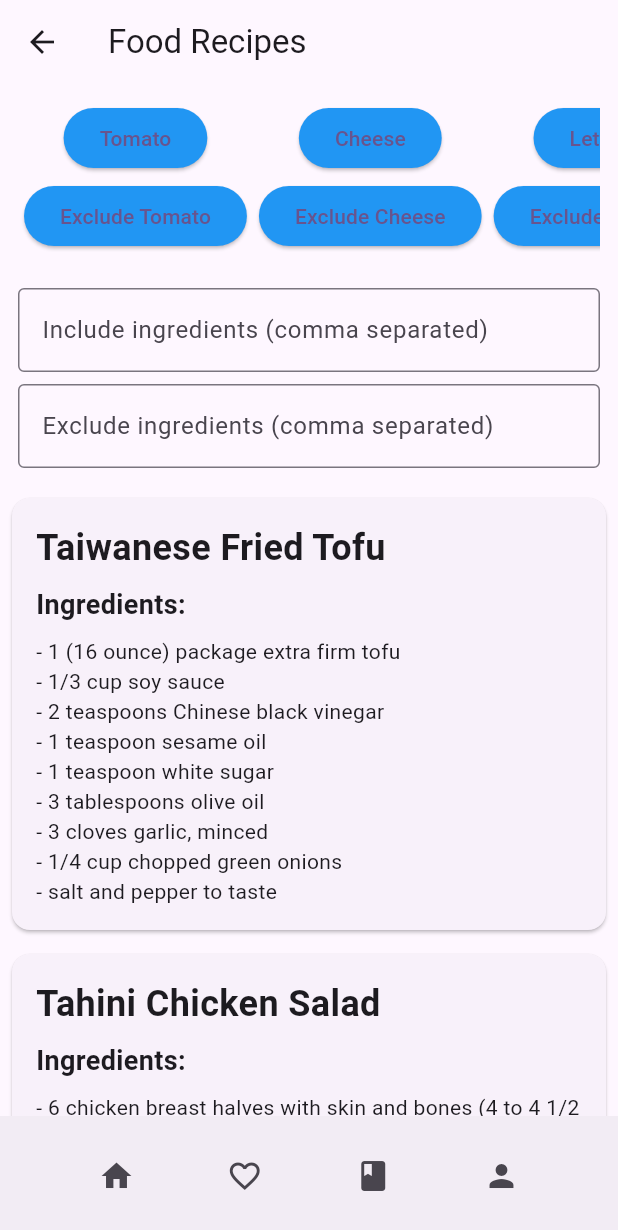
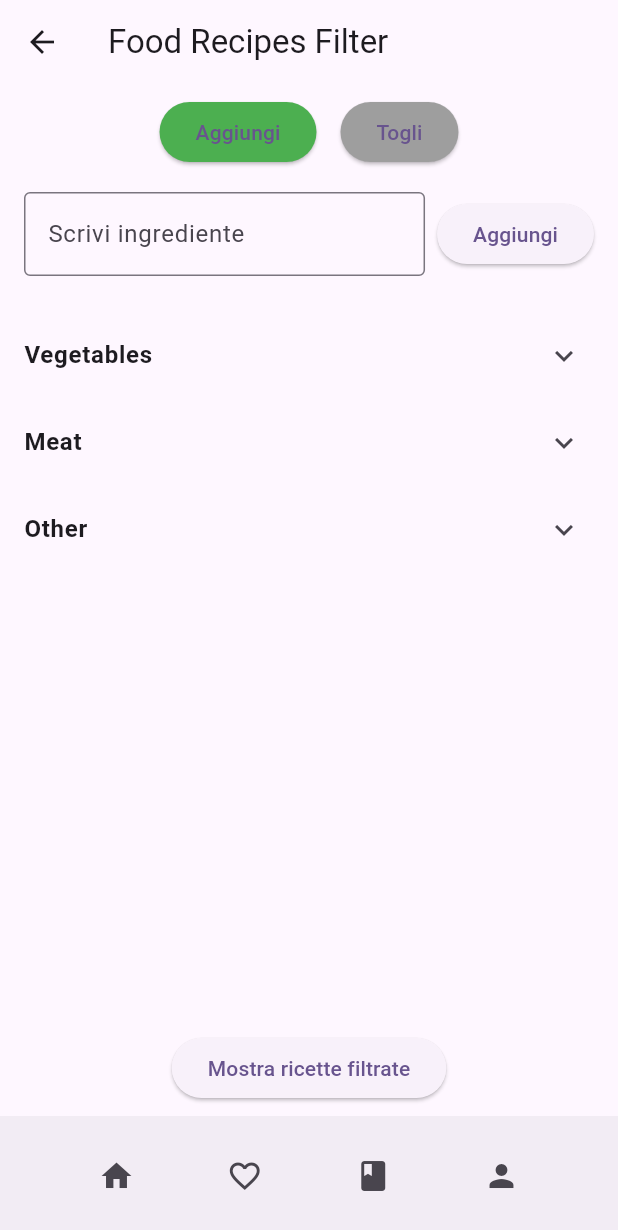
Before and after one commit to 195fra/Let-Me-Cook, a Flutter app: the screen it shows after launch, after a tap on the "add" icon, on a phone screen of 412 x 824 dp. Shown: the top 1230 px of the screen. Run offline on Flutter 3.47's test engine with Material 3 defaults, Android fonts, the light colour scheme and no system bars.

Commit message:
separazione schermata filtri e schermata ricette filtrate

```diff
--- a/let_me_cook/lib/recepies_filter/MVVM/food_list_page.dart
+++ b/let_me_cook/lib/recepies_filter/MVVM/food_list_page.dart
@@ -1,6 +1,6 @@
 import 'package:flutter/material.dart';
+import 'package:let_me_cook/recepies_filter/MVVM/filtered_recipes.dart';
 import 'package:let_me_cook/recepies_filter/MVVM/food_list_viewmodel.dart';
-import 'package:let_me_cook/recepies_filter/food_item.dart';
 import 'package:let_me_cook/components/bottom_bar.dart';
 
 class FoodListPage extends StatefulWidget {
@@ -10,6 +10,7 @@ class FoodListPage extends StatefulWidget {
 
 class _FoodListPageState extends State<FoodListPage> {
   late FoodListViewModel viewModel;
+  final TextEditingController ingredientController = TextEditingController();
 
   @override
   void initState() {
@@ -20,143 +21,172 @@ class _FoodListPageState extends State<FoodListPage> {
     });
   }
 
+  Widget _buildIngredientButton(String ingredient) {
+    return ElevatedButton(
+      onPressed: () {
+        setState(() => viewModel.toggleIngredient(ingredient));
+      },
+      style: ElevatedButton.styleFrom(
+        backgroundColor: viewModel.getIngredientButtonColor(ingredient),
+      ),
+      child: Text(ingredient),
+    );
+  }
+
+  Widget _buildCategoryList(String category, List<String> ingredients) {
+    return ExpansionTile(
+      title: Text(category, style: TextStyle(fontWeight: FontWeight.bold)),
+      children: [
+        Padding(
+          padding: const EdgeInsets.all(8.0),
+          child: Wrap(
+            spacing: 8,
+            runSpacing: 8,
+            children: ingredients.map((i) => _buildIngredientButton(i)).toList(),
+          ),
+        ),
+      ],
+    );
+  }
+
+  void _handleAddTextIngredient() {
+    final ingredient = ingredientController.text.trim();
+    if (ingredient.isEmpty) return;
+
+    setState(() {
+      if (viewModel.currentAction == 'Aggiungi') {
+        viewModel.selectedIncludeIngredients.add(ingredient);
+        viewModel.selectedExcludeIngredients.remove(ingredient);
+      } else {
+        viewModel.selectedExcludeIngredients.add(ingredient);
+        viewModel.selectedIncludeIngredients.remove(ingredient);
+      }
+      viewModel.filterRecipes();
+      ingredientController.clear();
+    });
+  }
+
+  Widget _buildManualIngredientList(String title, Set<String> ingredients, Color color) {
+    return Padding(
+      padding: const EdgeInsets.symmetric(horizontal: 16, vertical: 4),
+      child: Column(
+        crossAxisAlignment: CrossAxisAlignment.start,
+        children: [
+          if (ingredients.isNotEmpty)
+            Text(title, style: TextStyle(fontWeight: FontWeight.bold, fontSize: 16)),
+          Wrap(
+            spacing: 8,
+            children: ingredients.map((ingredient) {
+              return Chip(
+                label: Text(ingredient),
+                backgroundColor: color.withOpacity(0.2),
+                deleteIcon: Icon(Icons.close),
+                onDeleted: () {
+                  setState(() {
+                    ingredients.remove(ingredient);
+                    viewModel.filterRecipes();
+                  });
+                },
+              );
+            }).toList(),
+          ),
+        ],
+      ),
+    );
+  }
+
   @override
   Widget build(BuildContext context) {
     return Scaffold(
-      appBar: AppBar(title: Text('Food Recipes')),
+      appBar: AppBar(title: Text('Food Recipes Filter')),
       body: viewModel.allFoodItems.isEmpty
           ? Center(child: CircularProgressIndicator())
           : Column(
               children: [
-                // Filtro con i bottoni degli ingredienti
+                // Selettore modalità Aggiungi/Togli
                 Padding(
-                  padding: const EdgeInsets.all(12.0),
-                  child: SingleChildScrollView(
-                    scrollDirection: Axis.horizontal,
+                  padding: const EdgeInsets.symmetric(vertical: 8),
                   child: Row(
-                      children: viewModel.availableIngredients.map((
-                        ingredient,
-                      ) {
-                        final isIncluded = viewModel.selectedIncludeIngredients
-                            .contains(ingredient);
-                        final isExcluded = viewModel.selectedExcludeIngredients
-                            .contains(ingredient);
-
-                        return Padding(
-                          padding: const EdgeInsets.symmetric(horizontal: 4.0),
-                          child: Column(
+                    mainAxisAlignment: MainAxisAlignment.center,
                     children: [
                       ElevatedButton(
-                                onPressed: () {
-                                  viewModel.toggleIncludeIngredient(ingredient);
-                                  setState(() {
-                                    // Dopo il cambio dello stato, rifai il filtro
-                                    viewModel.filterRecipes();
-                                  });
-                                },
+                        onPressed: () => setState(() => viewModel.setAction('Aggiungi')),
                         style: ElevatedButton.styleFrom(
-                                  backgroundColor: isIncluded
-                                      ? Colors.green
-                                      : Colors.blue,
+                          backgroundColor: viewModel.currentAction == 'Aggiungi' ? Colors.green : Colors.grey,
                         ),
-                                child: Text(ingredient),
+                        child: Text('Aggiungi'),
                       ),
-                              SizedBox(height: 4),
+                      SizedBox(width: 16),
                       ElevatedButton(
-                                onPressed: () {
-                                  viewModel.toggleExcludeIngredient(ingredient);
-                                  setState(() {
-                                    // Dopo il cambio dello stato, rifai il filtro
-                                    viewModel.filterRecipes();
-                                  });
-                                },
+                        onPressed: () => setState(() => viewModel.setAction('Togli')),
                         style: ElevatedButton.styleFrom(
-                                  backgroundColor: isExcluded
-                                      ? Colors.red
-                                      : Colors.blue,
+                          backgroundColor: viewModel.currentAction == 'Togli' ? Colors.red : Colors.grey,
                         ),
-                                child: Text('Exclude $ingredient'),
-                              ),
-                            ],
-                          ),
-                        );
-                      }).toList(),
-                    ),
-                  ),
-                ),
-
-                // Campi di testo per l'inclusione e l'esclusione
-                Padding(
-                  padding: const EdgeInsets.all(12.0),
-                  child: Column(
-                    children: [
-                      TextField(
-                        decoration: InputDecoration(
-                          labelText: 'Include ingredients (comma separated)',
-                          border: OutlineInputBorder(),
-                        ),
-                        onChanged: (value) {
-                          viewModel.includeText = value;
-                          viewModel.filterRecipes();
-                          setState(() {}); // Rende reattiva la UI
-                        },
-                      ),
-                      SizedBox(height: 8),
-                      TextField(
-                        decoration: InputDecoration(
-                          labelText: 'Exclude ingredients (comma separated)',
-                          border: OutlineInputBorder(),
-                        ),
-                        onChanged: (value) {
-                          viewModel.excludeText = value;
-                          viewModel.filterRecipes();
-                          setState(() {}); // Rende reattiva la UI
-                        },
+                        child: Text('Togli'),
                       ),
                     ],
                   ),
                 ),
 
-                // Lista delle ricette filtrate
+                // Campo testo per aggiungere/togliere ingrediente
+                Padding(
+                  padding: const EdgeInsets.symmetric(horizontal: 16, vertical: 8),
+                  child: Row(
+                    children: [
                       Expanded(
-                  child: ListView.builder(
-                    itemCount: viewModel.filteredFoodItems.length,
-                    itemBuilder: (context, index) {
-                      final foodItem = viewModel.filteredFoodItems[index];
-                      return Card(
-                        margin: EdgeInsets.all(8),
-                        child: Padding(
-                          padding: EdgeInsets.all(16),
-                          child: Column(
-                            crossAxisAlignment: CrossAxisAlignment.start,
-                            children: [
-                              Text(
-                                foodItem.title,
-                                style: TextStyle(
-                                  fontSize: 24,
-                                  fontWeight: FontWeight.bold,
+                        child: TextField(
+                          controller: ingredientController,
+                          decoration: InputDecoration(
+                            border: OutlineInputBorder(),
+                            labelText: 'Scrivi ingrediente',
                           ),
                         ),
-                              SizedBox(height: 8),
-                              Text(
-                                "Ingredients:",
-                                style: TextStyle(
-                                  fontSize: 18,
-                                  fontWeight: FontWeight.bold,
+                      ),
+                      SizedBox(width: 8),
+                      ElevatedButton(
+                        onPressed: _handleAddTextIngredient,
+                        child: Text(viewModel.currentAction),
+                      )
+                    ],
                   ),
                 ),
-                              SizedBox(height: 8),
-                              Column(
-                                crossAxisAlignment: CrossAxisAlignment.start,
-                                children: foodItem.ingredients
-                                    .map((ingredient) => Text('- $ingredient'))
+
+                // Lista ingredienti aggiunti manualmente
+                _buildManualIngredientList(
+                  'Ingredienti da includere:',
+                  viewModel.selectedIncludeIngredients,
+                  Colors.green,
+                ),
+                _buildManualIngredientList(
+                  'Ingredienti da escludere:',
+                  viewModel.selectedExcludeIngredients,
+                  Colors.red,
+                ),
+
+                // Lista categorie ingredienti
+                Expanded(
+                  child: ListView(
+                    children: viewModel.ingredientCategories.entries
+                        .map((e) => _buildCategoryList(e.key, e.value))
                         .toList(),
                   ),
-                            ],
+                ),
+
+                // Pulsante per navigare alle ricette filtrate
+                Padding(
+                  padding: const EdgeInsets.all(8.0),
+                  child: ElevatedButton(
+                    onPressed: () {
+                      Navigator.push(
+                        context,
+                        MaterialPageRoute(
+                          builder: (_) => FilteredRecipesPage(
+                            filteredFoodItems: viewModel.filteredFoodItems,
                           ),
                         ),
                       );
                     },
+                    child: Text('Mostra ricette filtrate'),
                   ),
                 ),
               ],
--- a/let_me_cook/lib/recepies_filter/MVVM/food_list_viewmodel.dart
+++ b/let_me_cook/lib/recepies_filter/MVVM/food_list_viewmodel.dart
@@ -1,4 +1,5 @@
 import 'dart:convert';
+import 'package:flutter/material.dart';
 import 'package:flutter/services.dart';
 import 'package:let_me_cook/recepies_filter/food_item.dart';
 
@@ -9,105 +10,68 @@ class FoodListViewModel {
   String includeText = '';
   String excludeText = '';
 
-  // Lista di ingredienti predefiniti per i bottoni
-  List<String> availableIngredients = [
-    'Tomato',
-    'Cheese',
-    'Lettuce',
-    'Chicken',
-    'Beef',
-    'Garlic',
-    'Onion',
-    'Olive',
-    'Cucumber',
-    'Pepper',
-    'Mushroom',
-    'Carrot',
-    'Bacon',
-    'Pasta',
-    'Rice',
-    'Spinach',
-  ];
+  Map<String, List<String>> ingredientCategories = {
+    'Vegetables': ['Tomato', 'Lettuce', 'Garlic', 'Onion', 'Olive', 'Cucumber', 'Pepper', 'Mushroom', 'Carrot', 'Spinach'],
+    'Meat': ['Chicken', 'Beef', 'Bacon'],
+    'Other': ['Cheese', 'Pasta', 'Rice'],
+  };
 
-  // Set degli ingredienti selezionati (inclusi ed esclusi)
-  Set<String> selectedIncludeIngredients = Set<String>();
-  Set<String> selectedExcludeIngredients = Set<String>();
+  Set<String> selectedIncludeIngredients = {};
+  Set<String> selectedExcludeIngredients = {};
 
-  // Carica la lista delle ricette dal JSON
+  String currentAction = 'Aggiungi';
+
   Future<void> loadFoodList() async {
-    // Caricamento JSON da assets, se necessario, rimuovi se già presente nella UI
     String jsonString = await rootBundle.loadString("assets/recipes.json");
     Map<String, dynamic> jsonMap = jsonDecode(jsonString);
     List<dynamic> foodListJson = jsonMap['food list'];
-    List<FoodItem> items = foodListJson
-        .map((item) => FoodItem.fromJson(item))
-        .toList();
-
-    allFoodItems = items;
-    filteredFoodItems = items;
+    allFoodItems = foodListJson.map((item) => FoodItem.fromJson(item)).toList();
+    filteredFoodItems = List.from(allFoodItems);
   }
 
-  // Filtra le ricette in base agli ingredienti
   void filterRecipes() {
-    List<String> mustInclude = includeText
-        .toLowerCase()
-        .split(',')
-        .map((s) => s.trim())
-        .where((s) => s.isNotEmpty)
-        .toList();
+    List<String> mustInclude = includeText.toLowerCase().split(',').map((s) => s.trim()).where((s) => s.isNotEmpty).toList();
+    List<String> mustExclude = excludeText.toLowerCase().split(',').map((s) => s.trim()).where((s) => s.isNotEmpty).toList();
 
-    List<String> mustExclude = excludeText
-        .toLowerCase()
-        .split(',')
-        .map((s) => s.trim())
-        .where((s) => s.isNotEmpty)
-        .toList();
-
-    // Aggiungiamo gli ingredienti selezionati dai bottoni ai filtri
-    // Normalizziamo i valori dei bottoni a lowercase per confronti coerenti
     mustInclude.addAll(selectedIncludeIngredients.map((s) => s.toLowerCase()));
     mustExclude.addAll(selectedExcludeIngredients.map((s) => s.toLowerCase()));
 
     filteredFoodItems = allFoodItems.where((recipe) {
-      final ingredientsLower = recipe.ingredients
-          .map((i) => i.toLowerCase())
-          .toList();
-
-      final includesAll = mustInclude.every(
-        (item) =>
-            ingredientsLower.any((ingredient) => ingredient.contains(item)),
-      );
-
-      final excludesAll = mustExclude.every(
-        (item) =>
-            !ingredientsLower.any((ingredient) => ingredient.contains(item)),
-      );
-
+      final ingredientsLower = recipe.ingredients.map((i) => i.toLowerCase()).toList();
+      final includesAll = mustInclude.every((item) => ingredientsLower.any((ingredient) => ingredient.contains(item)));
+      final excludesAll = mustExclude.every((item) => !ingredientsLower.any((ingredient) => ingredient.contains(item)));
       return includesAll && excludesAll;
     }).toList();
   }
 
-  // Aggiungi o rimuovi ingredienti dal filtro "include"
-  void toggleIncludeIngredient(String ingredient) {
+  void setAction(String action) {
+    currentAction = action;
+  }
+
+  void toggleIngredient(String ingredient) {
+    if (currentAction == 'Aggiungi') {
       if (selectedIncludeIngredients.contains(ingredient)) {
         selectedIncludeIngredients.remove(ingredient);
       } else {
-      // Se sto aggiungendo a include, rimuovo dallo set exclude per evitare conflitti
         selectedExcludeIngredients.remove(ingredient);
         selectedIncludeIngredients.add(ingredient);
       }
-    filterRecipes(); // Applica il filtro dopo la selezione
-  }
-
-  // Aggiungi o rimuovi ingredienti dal filtro "exclude"
-  void toggleExcludeIngredient(String ingredient) {
+    } else {
       if (selectedExcludeIngredients.contains(ingredient)) {
         selectedExcludeIngredients.remove(ingredient);
       } else {
-      // Se sto aggiungendo a exclude, rimuovo dallo set include per evitare conflitti
         selectedIncludeIngredients.remove(ingredient);
         selectedExcludeIngredients.add(ingredient);
       }
-    filterRecipes(); // Applica il filtro dopo la selezione
+    }
+    filterRecipes();
+  }
+
+  Color getIngredientButtonColor(String ingredient) {
+    if (currentAction == 'Aggiungi') {
+      return selectedIncludeIngredients.contains(ingredient) ? Colors.green : Colors.grey;
+    } else {
+      return selectedExcludeIngredients.contains(ingredient) ? Colors.red : Colors.grey;
     }
   }
+}
```
Also changed, not shown: let_me_cook/lib/recepies_filter/MVVM/filtered_recipes.dart (added, +38 -0 lines). Lines whose indentation alone changed are shown as unchanged.
